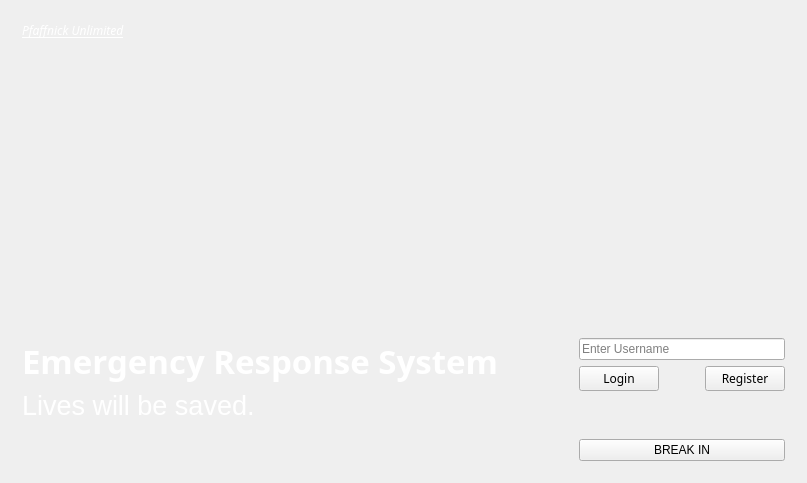
Before: the Qt Designer form gui/mainwindow.ui in XinChen96/Emergency-Response-System, drawn with Qt 5.
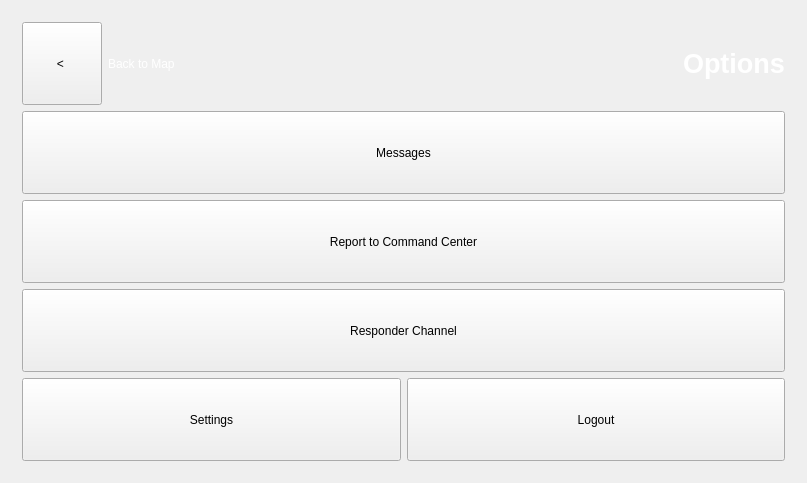
After: the same form once the commit is applied. Icons and pictures are not drawn.

Commit message: added seperate menu page for different type of user. Added button interaction to filter user.Simplifid login and register method in mainwindow

```diff
--- a/gui/mainwindow.ui
+++ b/gui/mainwindow.ui
@@ -24,7 +24,7 @@
        <string notr="true"/>
       </property>
       <property name="currentIndex">
-       <number>0</number>
+       <number>13</number>
       </property>
       <widget class="QWidget" name="loginForm">
        <layout class="QVBoxLayout" name="verticalLayout_11">
@@ -2086,6 +2086,137 @@
         </layout>
        </widget>
       </widget>
+      <widget class="QWidget" name="menu_General">
+       <layout class="QVBoxLayout" name="verticalLayout_13">
+        <item>
+         <layout class="QHBoxLayout" name="horizontalLayout_28">
+          <item>
+           <widget class="QPushButton" name="backMapG">
+            <property name="sizePolicy">
+             <sizepolicy hsizetype="Minimum" vsizetype="Preferred">
+              <horstretch>0</horstretch>
+              <verstretch>0</verstretch>
+             </sizepolicy>
+            </property>
+            <property name="text">
+             <string>  &lt;   </string>
+            </property>
+           </widget>
+          </item>
+          <item>
+           <widget class="QLabel" name="backToMapG">
+            <property name="styleSheet">
+             <string notr="true">color: white</string>
+            </property>
+            <property name="text">
+             <string>Back to Map</string>
+            </property>
+           </widget>
+          </item>
+          <item>
+           <spacer name="horizontalSpacer_6">
+            <property name="orientation">
+             <enum>Qt::Horizontal</enum>
+            </property>
+            <property name="sizeHint" stdset="0">
+             <size>
+              <width>40</width>
+              <height>20</height>
+             </size>
+            </property>
+           </spacer>
+          </item>
+          <item>
+           <widget class="QLabel" name="optionsG">
+            <property name="font">
+             <font>
+              <family>Helvetica</family>
+              <pointsize>20</pointsize>
+              <weight>75</weight>
+              <bold>true</bold>
+             </font>
+            </property>
+            <property name="styleSheet">
+             <string notr="true">color: white</string>
+            </property>
+            <property name="text">
+             <string>Options</string>
+            </property>
+           </widget>
+          </item>
+         </layout>
+        </item>
+        <item>
+         <widget class="QPushButton" name="messageG">
+          <property name="sizePolicy">
+           <sizepolicy hsizetype="Minimum" vsizetype="Preferred">
+            <horstretch>0</horstretch>
+            <verstretch>0</verstretch>
+           </sizepolicy>
+          </property>
+          <property name="text">
+           <string>Messages</string>
+          </property>
+         </widget>
+        </item>
+        <item>
+         <widget class="QPushButton" name="reportG">
+          <property name="sizePolicy">
+           <sizepolicy hsizetype="Minimum" vsizetype="Preferred">
+            <horstretch>0</horstretch>
+            <verstretch>0</verstretch>
+           </sizepolicy>
+          </property>
+          <property name="text">
+           <string>Report to Command Center</string>
+          </property>
+         </widget>
+        </item>
+        <item>
+         <widget class="QPushButton" name="responderChannelG">
+          <property name="sizePolicy">
+           <sizepolicy hsizetype="Minimum" vsizetype="Preferred">
+            <horstretch>0</horstretch>
+            <verstretch>0</verstretch>
+           </sizepolicy>
+          </property>
+          <property name="text">
+           <string>Responder Channel</string>
+          </property>
+         </widget>
+        </item>
+        <item>
+         <layout class="QHBoxLayout" name="horizontalLayout_29">
+          <item>
+           <widget class="QPushButton" name="settingsG">
+            <property name="sizePolicy">
+             <sizepolicy hsizetype="Minimum" vsizetype="Preferred">
+              <horstretch>0</horstretch>
+              <verstretch>0</verstretch>
+             </sizepolicy>
+            </property>
+            <property name="text">
+             <string>Settings</string>
+            </property>
+           </widget>
+          </item>
+          <item>
+           <widget class="QPushButton" name="logoutG">
+            <property name="sizePolicy">
+             <sizepolicy hsizetype="Minimum" vsizetype="Preferred">
+              <horstretch>0</horstretch>
+              <verstretch>0</verstretch>
+             </sizepolicy>
+            </property>
+            <property name="text">
+             <string>Logout</string>
+            </property>
+           </widget>
+          </item>
+         </layout>
+        </item>
+       </layout>
+      </widget>
      </widget>
     </item>
    </layout>
```
Left out of the diff: 1 changed line with no effect on the pictures. The commit also changes 3 other files.
